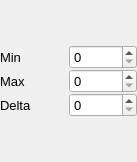
Before: the Qt Designer form src/gui/keywordwidgets/vec3integer.ui in disorderedmaterials/dissolve, drawn with Qt 5.
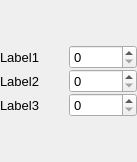
After: the same form once the commit is applied.

Commit message: fix qlabel names

```diff
--- a/src/gui/keywordwidgets/vec3integer.ui
+++ b/src/gui/keywordwidgets/vec3integer.ui
@@ -39,7 +39,7 @@
      <item row="0" column="0">
       <widget class="QLabel" name="MinLabel">
        <property name="text">
-        <string>Min</string>
+        <string>Label1</string>
        </property>
       </widget>
      </item>
@@ -49,7 +49,7 @@
      <item row="1" column="0">
       <widget class="QLabel" name="MaxLabel">
        <property name="text">
-        <string>Max</string>
+        <string>Label2</string>
        </property>
       </widget>
      </item>
@@ -59,7 +59,7 @@
      <item row="2" column="0">
       <widget class="QLabel" name="DeltaLabel">
        <property name="text">
-        <string>Delta</string>
+        <string>Label3</string>
        </property>
       </widget>
      </item>
```
Left out of the diff: 6 changed lines with no effect on the pictures. The commit also changes 2 other files.
